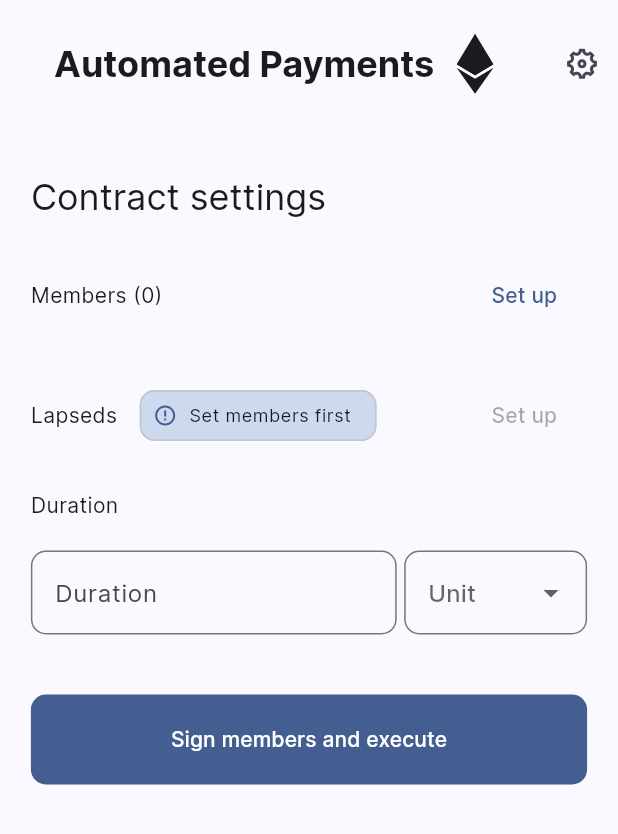
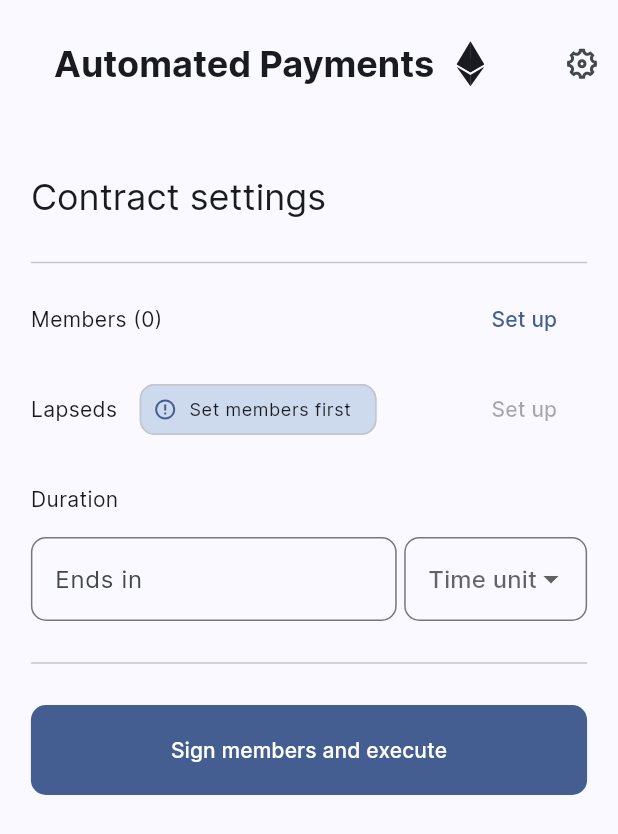
Before and after one commit to pastelcode/automated_payments_on_eth_blockchain_frontend, a Flutter app: the screen it shows after launch, on a phone screen of 412 x 824 dp. Shown: the top 834 px of the screen. Run offline on Flutter 3.47's test engine with Material 2 defaults, Android fonts, the phone set to English and light mode, and no system bars; our stand-ins replace dartz, equatable, flutter_bloc, flutter_remix, flutter_svg, go_router and 1 more.

Commit message:
Improve home page design

```diff
--- a/lib/features/home/presentation/pages/home_page.dart
+++ b/lib/features/home/presentation/pages/home_page.dart
@@ -40,7 +40,7 @@ class _HomePageState extends State<HomePage> {
                 color: Theme.of(
                   context,
                 ).colorScheme.onSurface,
-                height: ApplicationTheme.appBarHeight - 45,
+                height: ApplicationTheme.appBarHeight - 55,
                 semanticsLabel: 'Ethereum',
               ),
             ),
@@ -71,8 +71,8 @@ class _HomePageState extends State<HomePage> {
                 ).textTheme.headline5,
               ),
               const _Gap(),
+              const Divider(),
               const MembersTile(),
-              const _Gap(),
               const LapsesTile(),
               const _Gap(),
               Form(
@@ -80,6 +80,7 @@ class _HomePageState extends State<HomePage> {
                 child: const DurationFormContent(),
               ),
               const _Gap(),
+              const Divider(),
               const _Gap(),
               SignAndExecuteButton(
                 formKeyToValidate: _formKeyToValidate,
--- a/lib/features/home/presentation/widgets/duration_form_content.dart
+++ b/lib/features/home/presentation/widgets/duration_form_content.dart
@@ -55,7 +55,7 @@ class _DurationFormContentState extends State<DurationFormContent> {
               'Duration',
             ),
             const SizedBox(
-              height: 20,
+              height: 15,
             ),
             Row(
               crossAxisAlignment: CrossAxisAlignment.start,
@@ -68,7 +68,7 @@ class _DurationFormContentState extends State<DurationFormContent> {
                     textAlign: TextAlign.center,
                     decoration: const InputDecoration(
                       label: Text(
-                        'Duration',
+                        'Ends in',
                       ),
                       hintText: '4',
                     ),
@@ -110,7 +110,7 @@ class _DurationFormContentState extends State<DurationFormContent> {
                       );
                     },
                     hint: const Text(
-                      'Unit',
+                      'Time unit',
                     ),
                     autovalidateMode: AutovalidateMode.onUserInteraction,
                     validator: (
--- a/lib/features/home/presentation/widgets/lapses_tile.dart
+++ b/lib/features/home/presentation/widgets/lapses_tile.dart
@@ -23,10 +23,7 @@ class LapsesTile extends StatelessWidget {
         BuildContext context,
         ContractSettingsState state,
       ) {
-        return Column(
-          crossAxisAlignment: CrossAxisAlignment.start,
-          children: <Widget>[
-            Row(
+        return Row(
           children: <Widget>[
             Text(
               '''
@@ -69,8 +66,6 @@ Lapseds${state.lapseds.isEmpty ? '' : ' (${state.lapseds.length})'}''',
               tooltip: state.members.isEmpty ? 'Set members first' : '',
             ),
           ],
-            ),
-          ],
         );
       },
     );
```
Lines whose indentation alone changed are shown as unchanged.
